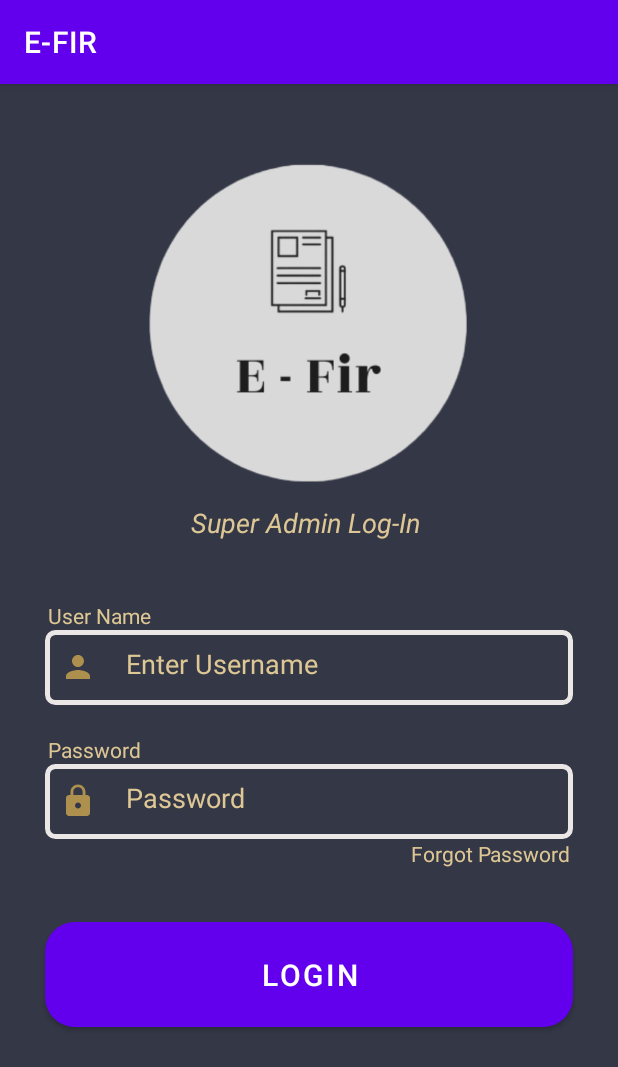
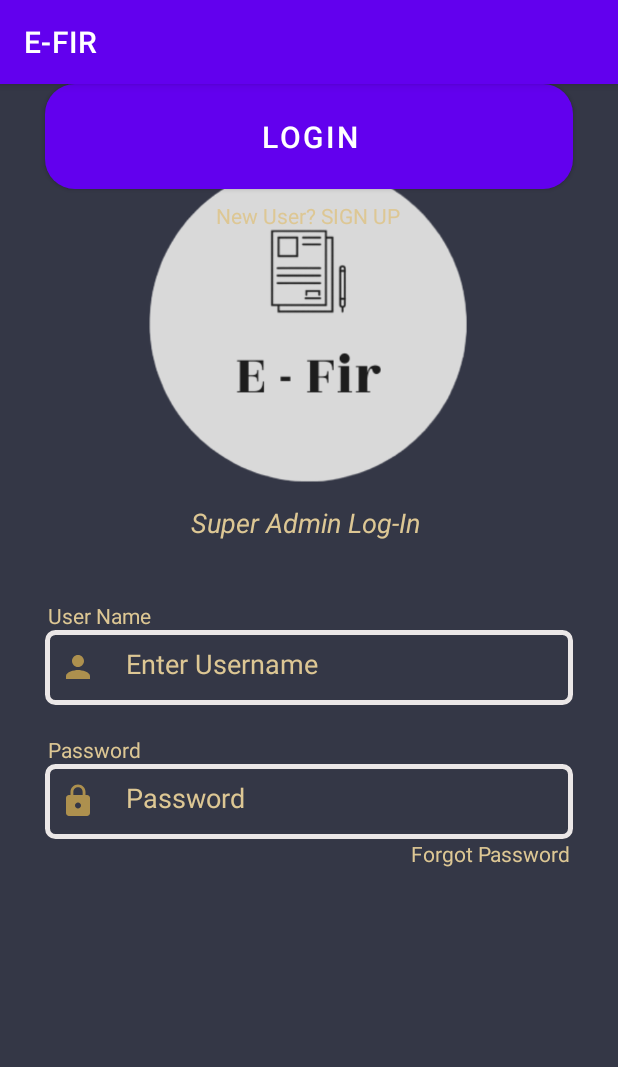
Before and after one commit to viren06/E-FIR, an Android app: the screen it shows after launch (Superadmin_login), on a phone screen of 412 x 824 dp. Shown: the top 1067 px of the screen. Run offline under Robolectric (Android 15) with nearby library versions, the phone set to English and light mode, and no system bars; our stand-ins replace Firebase (no records; nobody signed in at launch, a user with empty details on screens opened directly); Roboto replaces fonts that are not available here.

Commit message:
lblforgetpass

```diff
--- a/app/src/main/res/layout/activity_superadmin_login.xml
+++ b/app/src/main/res/layout/activity_superadmin_login.xml
@@ -118,9 +118,23 @@ android:background="@color/colorPrimaryDark"
     app:layout_constraintEnd_toEndOf="parent"
     app:layout_constraintHorizontal_bias="0.0"
     app:layout_constraintStart_toStartOf="parent"
-    app:layout_constraintTop_toBottomOf="@+id/lblforgetPass" />
+    app:layout_constraintTop_toBottomOf="@+id/lblfp" />
 
-
+<TextView
+    android:id="@+id/lblreg"
+    android:layout_width="wrap_content"
+    android:layout_height="wrap_content"
+    android:layout_marginStart="144dp"
+    android:layout_marginLeft="144dp"
+    android:layout_marginTop="8dp"
+    android:layout_marginEnd="116dp"
+    android:layout_marginRight="116dp"
+    android:text="New User? SIGN UP"
+    android:textColor="@color/colorAccent"
+    app:layout_constraintEnd_toEndOf="parent"
+    app:layout_constraintHorizontal_bias="0.0"
+    app:layout_constraintStart_toStartOf="parent"
+    app:layout_constraintTop_toBottomOf="@+id/button" />
 
 <TextView
     android:id="@+id/lblforgetPass"
```
